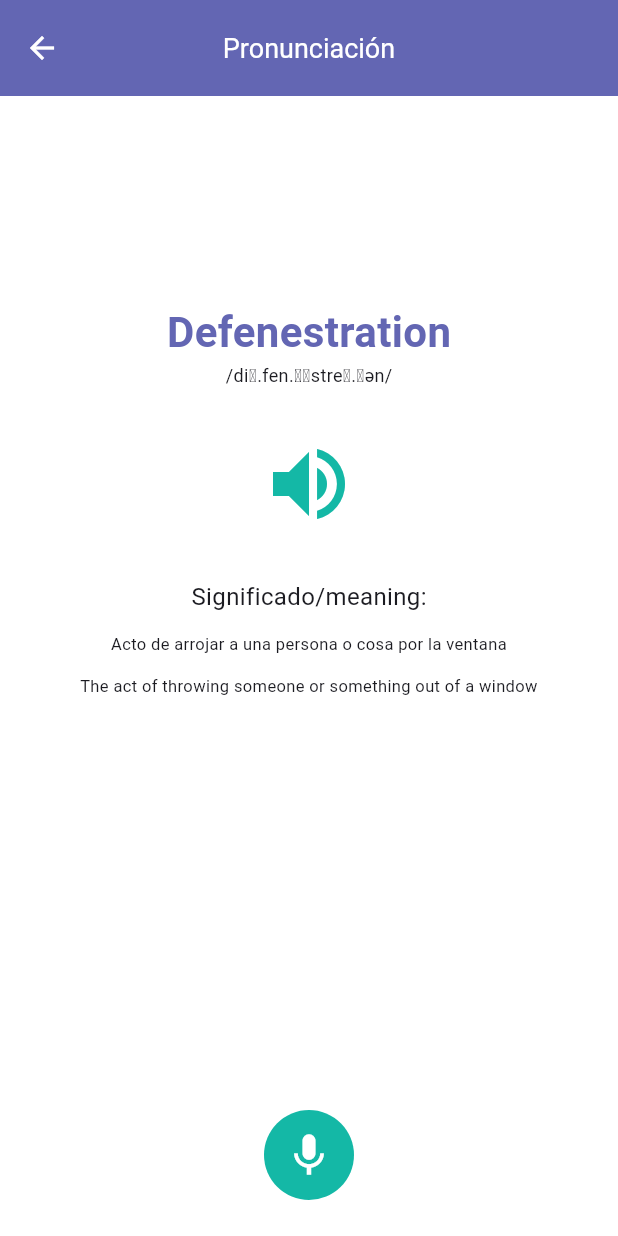
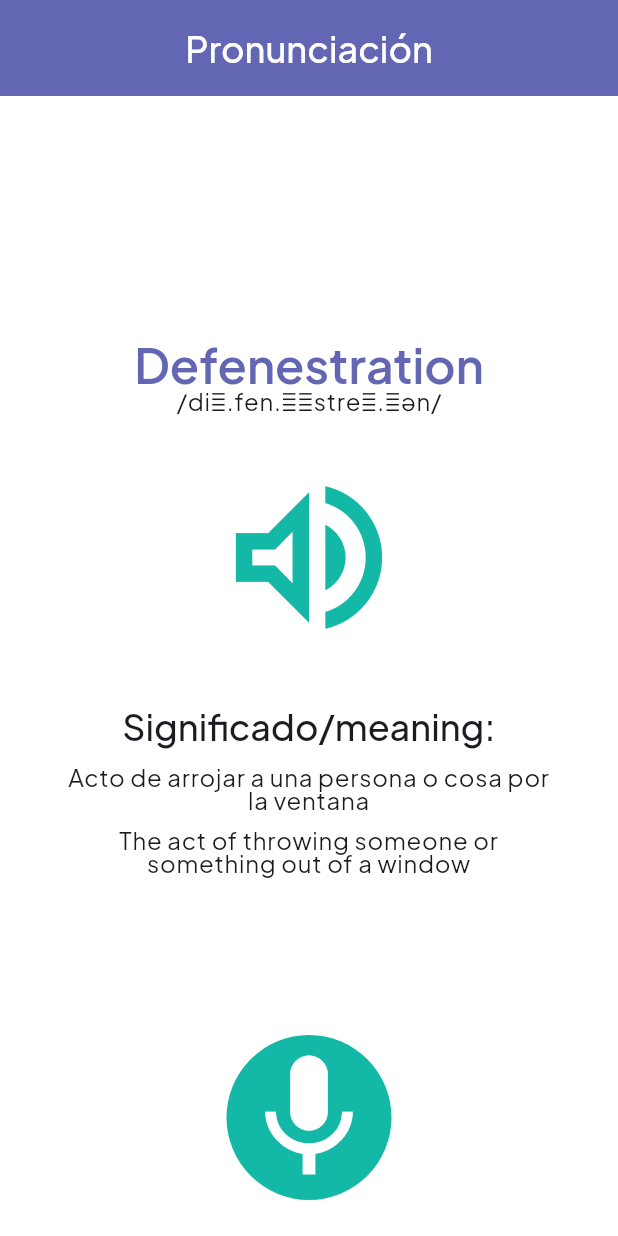
Before and after one commit to JulianaFFF/wordup-movil, a Flutter app: the ActivitiesScreen screen opened directly, after a tap on "Pronunciación", on a phone screen of 412 x 824 dp. Run offline on Flutter 3.47's test engine with Material 3 defaults, Android fonts, the phone set to English and light mode, and no system bars; our stand-ins replace google_fonts.

Commit message:
Changes on theme

```diff
--- a/lib/screens/activities_screen.dart
+++ b/lib/screens/activities_screen.dart
@@ -24,14 +24,18 @@ class _ActivitiesScreenState extends State<ActivitiesScreen> {
   }
 
   Widget _activity(String name, Widget screen) {
-    return Stack(
+    return Center(
+      child: Stack(
         clipBehavior: Clip.none,
         children: [
           BigButton(
             label: name,
-          height: 100,
-          fontSize: 18,
+            height: 180,
+            width: 281,
             onTap: () => _open(name, screen),
+            textStyle: Theme.of(context).textTheme.titleLarge?.copyWith(
+              color: AppColors.white,
+            ),
           ),
           if (_done.contains(name))
             Positioned(
@@ -47,16 +51,15 @@ class _ActivitiesScreenState extends State<ActivitiesScreen> {
               ),
             ),
         ],
+      ),
     );
   }
 
   @override
   Widget build(BuildContext context) {
     return Scaffold(
-      appBar: wordupAppBar('Actividades', back: true),
-      body: Padding(
-        padding: const EdgeInsets.symmetric(horizontal: 32),
-        child: Column(
+      appBar: wordupAppBar(context, 'Actividades'),
+      body: Column(
         mainAxisAlignment: MainAxisAlignment.spaceEvenly,
         children: [
           _activity('Flashcard', const FlashcardScreen()),
@@ -64,7 +67,6 @@ class _ActivitiesScreenState extends State<ActivitiesScreen> {
           _activity('Pronunciación', const PronunciationScreen()),
         ],
       ),
-      ),
     );
   }
 }
--- a/lib/screens/create_alarm_screen.dart
+++ b/lib/screens/create_alarm_screen.dart
@@ -51,7 +51,7 @@ class _CreateAlarmScreenState extends State<CreateAlarmScreen> {
   Widget build(BuildContext context) {
     final rows = _lastHour - _firstHour + 1;
     return Scaffold(
-      appBar: wordupAppBar('Crear alarmas', back: true),
+      appBar: wordupAppBar(context, 'Crear alarmas', back: true),
       body: Column(
         children: [
           Expanded(
--- a/lib/screens/pronunciation_screen.dart
+++ b/lib/screens/pronunciation_screen.dart
@@ -30,62 +30,66 @@ class _PronunciationScreenState extends State<PronunciationScreen> {
   @override
   Widget build(BuildContext context) {
     return Scaffold(
-      appBar: wordupAppBar('Pronunciación', back: true),
+      appBar: wordupAppBar(context, 'Pronunciación'),
       body: SizedBox(
         width: double.infinity,
         child: Padding(
           padding: const EdgeInsets.symmetric(horizontal: 24),
           child: Column(
             children: [
-              const Spacer(),
-              const Text(
+              const Spacer(flex: 3),
+              Text(
                 'Defenestration',
-                style: TextStyle(
+                style: Theme.of(context).textTheme.headlineLarge?.copyWith(
                   color: AppColors.primary,
-                  fontSize: 28,
-                  fontWeight: FontWeight.w600,
                 ),
               ),
-              const Text(
+              Text(
                 "/diː.fen.ɪˈstreɪ.ʃən/",
-                style: TextStyle(fontSize: 12),
+                style: Theme.of(context).textTheme.bodyLarge,
               ),
               const SizedBox(height: 24),
               IconButton(
-                iconSize: 64,
+                iconSize: 130,
                 color: AppColors.secondary,
-                icon: const Icon(Icons.volume_up),
+                icon: const Icon(Icons.volume_up_outlined),
                 onPressed: () {},
               ),
               const SizedBox(height: 24),
-              const Text(
+              Text(
                 'Significado/meaning:',
-                style: TextStyle(fontSize: 16),
+                style: Theme.of(context).textTheme.titleLarge,
               ),
               const SizedBox(height: 12),
-              const Text(
-                'Acto de arrojar a una persona o cosa por la ventana',
-                textAlign: TextAlign.center,
-                style: TextStyle(fontSize: 11),
+              SizedBox(
+                width: 325,
+                child: Text(
+                  'Acto de arrojar a una persona o cosa por la ventana',
+                  textAlign: TextAlign.center,
+                  style: Theme.of(context).textTheme.bodyLarge,
+                ),
               ),
               const SizedBox(height: 12),
-              const Text(
-                'The act of throwing someone or something out of a window',
-                textAlign: TextAlign.center,
-                style: TextStyle(fontSize: 11),
+              SizedBox(
+                width: 325,
+                child: Text(
+                  'The act of throwing someone or something out of a window',
+                  textAlign: TextAlign.center,
+                  style: Theme.of(context).textTheme.bodyLarge,
+                ),
               ),
               const Spacer(flex: 2),
               GestureDetector(
                 onTap: _toggleMic,
                 child: CircleAvatar(
-                  radius: 30,
+                  radius: 55,
                   backgroundColor: _recording
-                      ? AppColors.error
+                      ? AppColors.primary
                       : AppColors.secondary,
                   child: Icon(
-                    _recording ? Icons.stop : Icons.mic,
+                    _recording ? Icons.mic : Icons.mic,
                     color: AppColors.white,
-                    size: 34,
+                    size: 100,
                   ),
                 ),
               ),
--- a/lib/screens/settings_screen.dart
+++ b/lib/screens/settings_screen.dart
@@ -8,6 +8,6 @@ class SettingsScreen extends StatelessWidget {
 
   @override
   Widget build(BuildContext context) {
-    return Scaffold(appBar: wordupAppBar('Ajustes'));
+    return Scaffold(appBar: wordupAppBar(context, 'Ajustes'));
   }
 }
--- a/lib/widgets/common.dart
+++ b/lib/widgets/common.dart
@@ -3,9 +3,11 @@ import 'package:flutter/material.dart';
 import '../theme.dart';
 
 /// Barra superior morada usada en todas las pantallas.
-AppBar wordupAppBar(String title, {bool back = false}) {
+AppBar wordupAppBar(BuildContext context, String title, {bool back = false}) {
   return AppBar(
-    title: Text(title),
+    title: Text(title, style: Theme.of(context).textTheme.titleLarge?.copyWith(
+      color: AppColors.white,
+    ),),
     automaticallyImplyLeading: back,
     toolbarHeight: 64,
   );
@@ -18,34 +20,35 @@ class BigButton extends StatelessWidget {
     required this.label,
     required this.onTap,
     this.height = 125,
-    this.fontSize = 22,
+    this.width = double.infinity,
+    this.textStyle,
   });
 
   final String label;
   final VoidCallback onTap;
   final double height;
-  final double fontSize;
+  final double width;
+  final TextStyle? textStyle;
 
   @override
   Widget build(BuildContext context) {
-    return Material(
+    return Card(
       color: AppColors.secondary,
       elevation: 4,
-      borderRadius: BorderRadius.circular(12),
+      shape: RoundedRectangleBorder(borderRadius: BorderRadius.circular(12)),
       child: InkWell(
         borderRadius: BorderRadius.circular(12),
         onTap: onTap,
         child: Container(
           height: height,
+          width: width,
           alignment: Alignment.center,
           padding: const EdgeInsets.symmetric(horizontal: 12),
           child: Text(
             label,
             textAlign: TextAlign.center,
-            style: TextStyle(
+            style: textStyle ?? Theme.of(context).textTheme.headlineLarge?.copyWith(
               color: AppColors.white,
-              fontSize: fontSize,
-              fontWeight: FontWeight.w500,
             ),
           ),
         ),
@@ -79,7 +82,9 @@ Future<void> showFeedbackDialog(
             Text(
               message,
               textAlign: TextAlign.center,
-              style: const TextStyle(color: AppColors.white, fontSize: 18),
+              style: Theme.of(context).textTheme.titleLarge?.copyWith(
+                color: AppColors.white,
+              ),
             ),
             const SizedBox(height: 14),
             FilledButton(
@@ -90,7 +95,9 @@ Future<void> showFeedbackDialog(
               },
               child: Text(
                 buttonLabel,
-                style: TextStyle(color: buttonTextColor),
+                style: Theme.of(context).textTheme.labelLarge?.copyWith(
+                  color: buttonTextColor,
+                ),
               ),
             ),
           ],
--- a/pubspec.yaml
+++ b/pubspec.yaml
@@ -30,6 +30,7 @@ environment:
 dependencies:
   flutter:
     sdk: flutter
+  google_fonts: ^6.2.1
 
   # The following adds the Cupertino Icons font to your application.
   # Use with the CupertinoIcons class for iOS style icons.
```
Also changed, not shown: lib/screens/flashcard_screen.dart (+11 -10 lines), lib/screens/meaning_screen.dart (+15 -15 lines), lib/widgets/alarm_card_dialog.dart (+30 -12 lines), pubspec.lock. Lines whose indentation alone changed are shown as unchanged.
